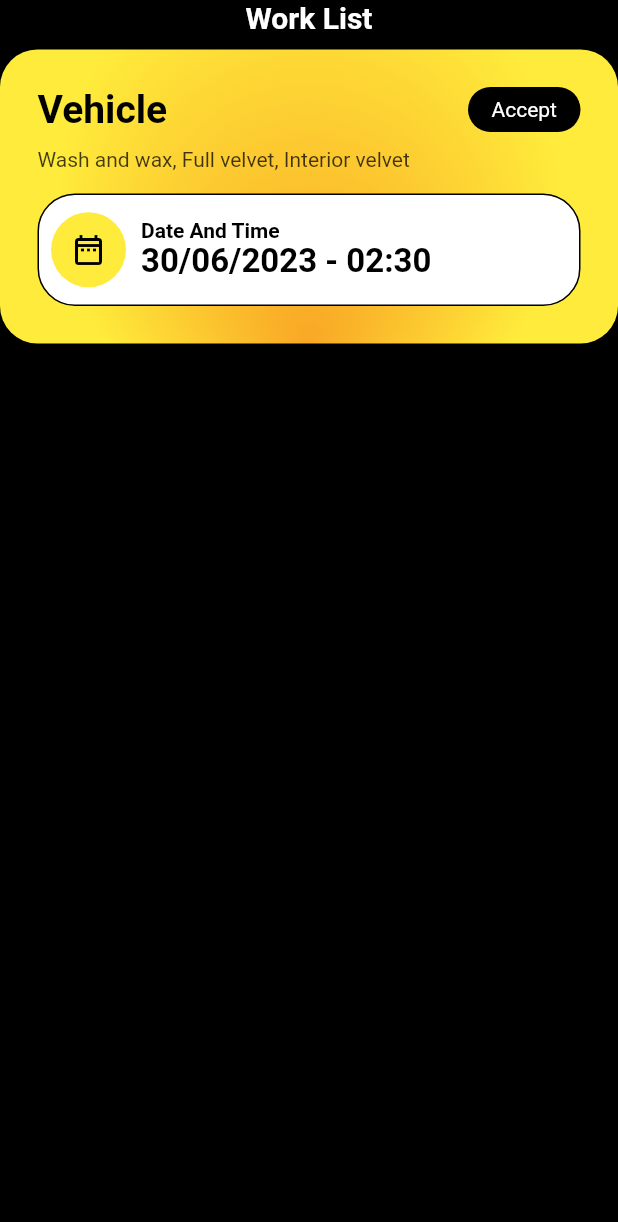
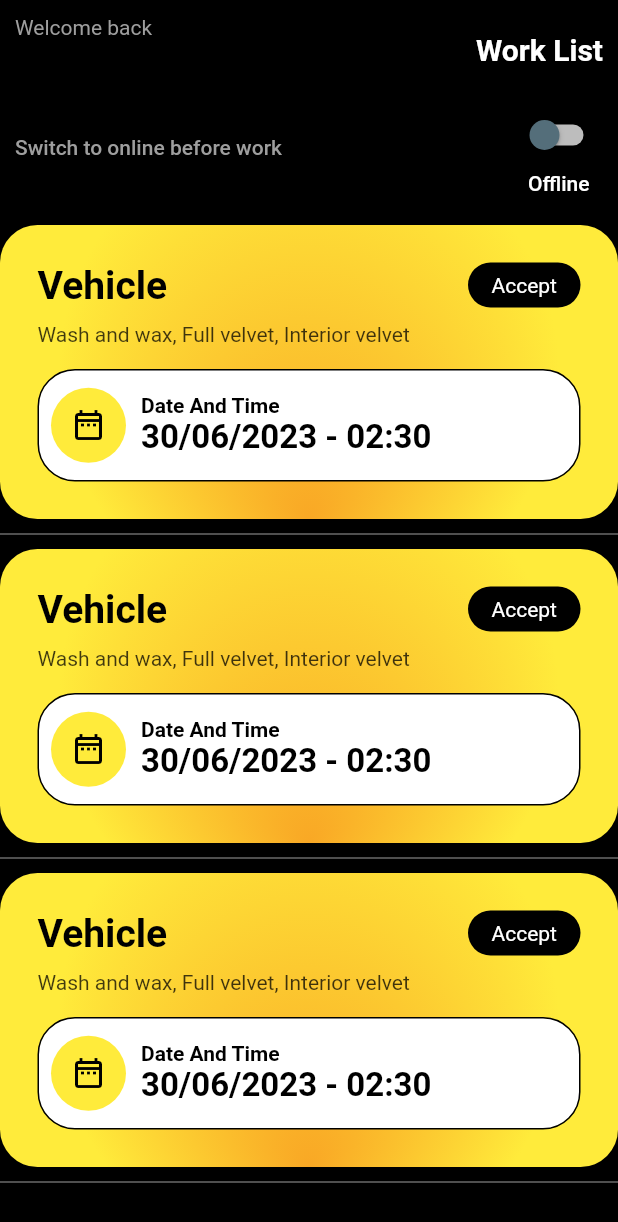
Before and after one commit to SanjuDas567/Service_booki-g, a Flutter app: the HomeScreenWorker screen opened directly, on a phone screen of 412 x 824 dp. Shown: the top 1222 px of the screen. Run offline on Flutter 3.47's test engine with Material 2 defaults, Android fonts, the light colour scheme and no system bars; our stand-ins replace awesome_notifications, awesome_snackbar_content, calendar_timeline, carousel_slider, connectivity, dio and 9 more; missing offline and left inert: flutter_google_places, flutter_paypal, google_api_headers, google_maps_webservice, reviews_slider, webview_flutter_x5; accounts and stored records are empty; Roboto replaces fonts that are missing (Poppins).

Commit message:
worker section upcomming work screen design on going

```diff
--- a/lib/provider/worker/home_screen_worker_provider.dart
+++ b/lib/provider/worker/home_screen_worker_provider.dart
@@ -1,6 +1,15 @@
 import 'package:flutter/material.dart';
 
 class HomeScreenProviderWorker extends ChangeNotifier {
+
+  bool _onlineSwitch = false;
+  bool  get onlineSwitch => _onlineSwitch;
+
+  void updateOnlineSwitchValue(bool switchValue) {
+    _onlineSwitch = switchValue;
+    notifyListeners();
+  }
+
   late Future<TimeOfDay?> selectedTime;
   String time = "";
 
--- a/lib/screen/worker/home_screen/home_screen_worker.dart
+++ b/lib/screen/worker/home_screen/home_screen_worker.dart
@@ -1,5 +1,9 @@
 import 'package:flutter/material.dart';
+import 'package:glossy_flossy/provider/worker/auth_provider_worker.dart';
 import 'package:glossy_flossy/provider/worker/home_screen_worker_provider.dart';
+import 'package:glossy_flossy/utils/color_resources.dart';
+import 'package:glossy_flossy/utils/custom_fonts.dart';
+import 'package:glossy_flossy/utils/dimentions.dart';
 import 'package:provider/provider.dart';
 
 import 'widget/info_card.dart';
@@ -18,13 +22,46 @@ class _HomeScreenWorkerState extends State<HomeScreenWorker> {
 
   @override
   Widget build(BuildContext context) {
+    final workerName =
+        Provider.of<AuthProviderWorker>(context, listen: false).getWorkerName();
+    return Consumer<HomeScreenProviderWorker>(
+      builder: (context, homeProvider, child) {
         return Scaffold(
           backgroundColor: Colors.black,
-      body: CustomScrollView(
+          body: RefreshIndicator(
+            color: ColorResources.GLOSSY_FLOSSY_YELLOW,
+            onRefresh: () async {
+              // ignore: avoid_returning_null_for_void
+              return null;
+            },
+            child: CustomScrollView(
               slivers: [
                 SliverToBoxAdapter(
+                  child: Padding(
+                    padding:
+                        const EdgeInsets.all(Dimensions.PADDING_SIZE_SMALL),
                     child: Column(
                       children: [
+                        Row(
+                          mainAxisAlignment: MainAxisAlignment.spaceBetween,
+                          children: [
+                            Column(
+                              mainAxisAlignment: MainAxisAlignment.start,
+                              crossAxisAlignment: CrossAxisAlignment.start,
+                              children: [
+                                Text("Welcome back",
+                                    style: TextStyle(
+                                        color: Colors.grey,
+                                        fontSize: 14,
+                                        fontWeight: FontWeight.normal)),
+                                Text(workerName,
+                                    style: TextStyle(
+                                        color:
+                                            ColorResources.GLOSSY_FLOSSY_YELLOW,
+                                        fontSize: 26,
+                                        fontWeight: FontWeight.bold))
+                              ],
+                            ),
                             Text(
                               'Work List',
                               style: TextStyle(
@@ -32,25 +69,71 @@ class _HomeScreenWorkerState extends State<HomeScreenWorker> {
                                   fontSize: 20.0,
                                   fontWeight: FontWeight.bold),
                             ),
+                          ],
+                        ),
+                        SizedBox(
+                          height: 10,
+                        ),
+                        Row(
+                          mainAxisAlignment: MainAxisAlignment.spaceBetween,
+                          children: [
+                            Text('Switch to online before work',
+                            style: poppinsSemiBold.copyWith(
+                                  color: ColorResources.GLOSSY_FLOSSY_GREY
+                                ),),
+                            Column(
+                              children: [
+                                Switch(
+                                  // thumb color (round icon)
+                                  activeColor: ColorResources.GLOSSY_FLOSSY_YELLOW,
+                                  activeTrackColor: ColorResources.GLOSSY_FLOSSY_WHITE,
+                                  inactiveThumbColor: Colors.blueGrey.shade600,
+                                  inactiveTrackColor: Colors.grey.shade400,
+                                  splashRadius: 50.0,
+                                  onChanged: (value) {
+                                    homeProvider.updateOnlineSwitchValue(value);
+                                  },
+                                  value: homeProvider.onlineSwitch,
+                                ),
+                                homeProvider.onlineSwitch
+                                ? Text('Online',style: poppinsSemiBold.copyWith(
+                                  color: ColorResources.GLOSSY_FLOSSY_YELLOW
+                                ),)
+                                : Text('Offline',
+                                style: poppinsSemiBold.copyWith(
+                                  color: ColorResources.GLOSSY_FLOSSY_WHITE
+                                ),)
+                                ,
+                              ],
+                            ),
+                          ],
+                        ),
                         SizedBox(
                           height: 10,
                         ),
                       ],
                     ),
                   ),
-          SliverToBoxAdapter(
-            child: InfoCard(
+                ),
+                SliverList.builder(
+                  itemCount: 3,
+                  itemBuilder: (context, index) {
+                    return Column(
+                      children: [
+                        InfoCard(
                         title: 'Vehicle',
                         body: "Wash and wax, Full velvet, Interior velvet",
                         onMoreTap: () {
-                Provider.of<HomeScreenProviderWorker>(context, listen: false)
+                          Provider.of<HomeScreenProviderWorker>(context,
+                                          listen: false)
                                       .time ==
                                   ''
                               ? showDialog(
                                   context: context,
                                   builder: (context) => AlertDialog(
                                           title: Text("Message"),
-                                content: Text('Choose a date to continue'),
+                                          content:
+                                              Text('Choose a date to continue'),
                                           backgroundColor: Colors.yellow.shade400,
                                           // description: "This will save all your profile settings.",
                                           actions: [
@@ -94,9 +177,22 @@ class _HomeScreenWorkerState extends State<HomeScreenWorker> {
                         // subInfoText: ,
                         // subIcon: Icon(Icons.date_range_outlined),
                   ),
+                  SizedBox(
+                    child: Divider(
+                      color: ColorResources.GLOSSY_FLOSSY_GREY,
+                    ),
+                    height: 20,
+                  ),
+                      ],
+                    );
+                  },
+
                 ),
               ],
             ),
+          ),
+        );
+      },
     );
   }
 
--- a/lib/screen/worker/main_screen/main_screen_worker.dart
+++ b/lib/screen/worker/main_screen/main_screen_worker.dart
@@ -7,6 +7,7 @@ import 'package:glossy_flossy/screen/worker/income_screen/income_screen.dart';
 import 'package:glossy_flossy/screen/worker/notification_screen/notification_screen_worker.dart';
 import 'package:glossy_flossy/screen/worker/profile_screen/profile_screen_worker.dart';
 import 'package:glossy_flossy/screen/worker/servise_history/service_history_worker.dart';
+import 'package:glossy_flossy/screen/worker/upcoming_work_screen/upcoming_work_screen.dart';
 import 'package:glossy_flossy/screen/worker/work_screen/work_locaton_screen.dart';
 import 'package:glossy_flossy/utils/images.dart';
 import 'package:glossy_flossy/widgets/custom_page_route.dart';
@@ -25,7 +26,7 @@ class _MainScreenWorkerState extends State<MainScreenWorker> {
 
   final List _screens = [
     {"screen": HomeScreenWorker()},
-    // {"screen": const ChatScreen()},
+    {"screen": const UpcomingWork()},
     {"screen": const IncomeScreen()},
     {"screen": const WorkLocationScreen()},
     {"screen": const ProfileScreenWorker()},
@@ -201,6 +202,16 @@ class _MainScreenWorkerState extends State<MainScreenWorker> {
             ),
             BottomNavigationBarItem(
               icon: Icon(
+                Icons.work_history_outlined,
+                color: Colors.white,
+              ),
+              activeIcon: Icon(Icons.work_history_rounded
+              ),
+              label: 'Future work',
+              // backgroundColor: Colors.white24,
+            ),
+            BottomNavigationBarItem(
+              icon: Icon(
                 Icons.miscellaneous_services_outlined,
                 color: Colors.white,
               ),
--- a/lib/utils/color_resources.dart
+++ b/lib/utils/color_resources.dart
@@ -7,4 +7,5 @@ class ColorResources {
   static const GLOSSY_FLOSSY_YELLOWW = Color(0xffFEE400);
   static const SNACKBAR_RED = Colors.red;
   static const SNACKBAR_green = Colors.green;
+  static const GLOSSY_FLOSSY_GREY = Colors.grey;
 }
```
Also changed, not shown: lib/screen/worker/upcoming_work_screen/upcoming_work_screen.dart (added, +21 -0 lines), lib/screen/worker/upcoming_work_screen/widgets/card_design_upcoming_work.dart (added, +93 -0 lines). Lines whose indentation alone changed are shown as unchanged.
